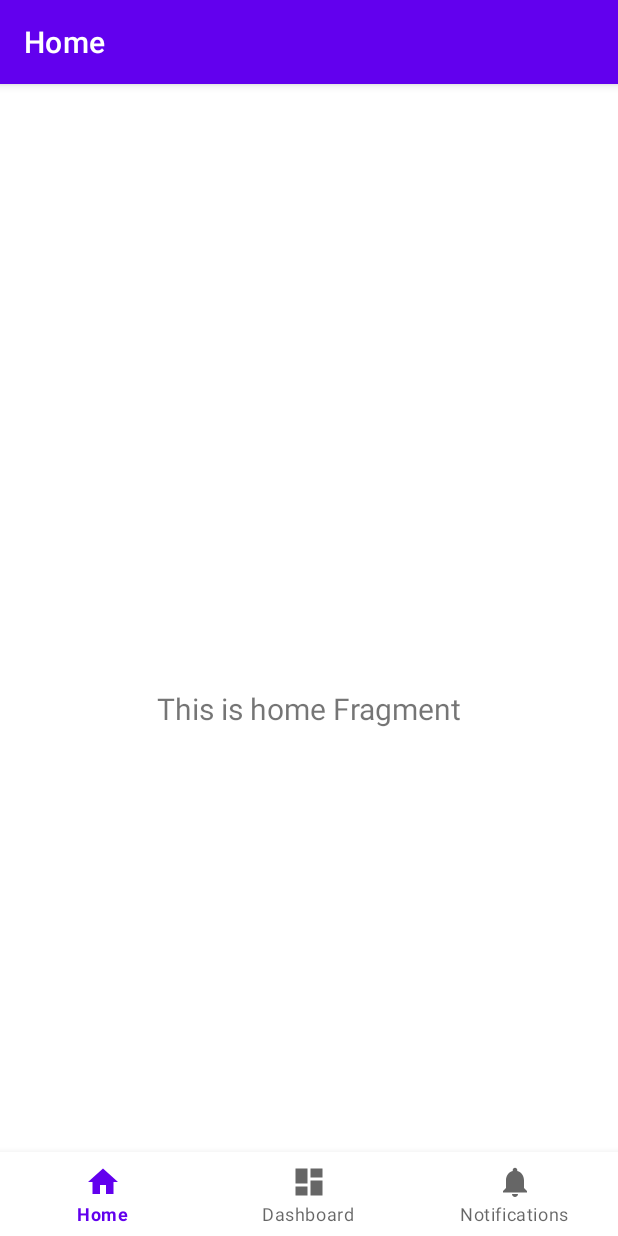
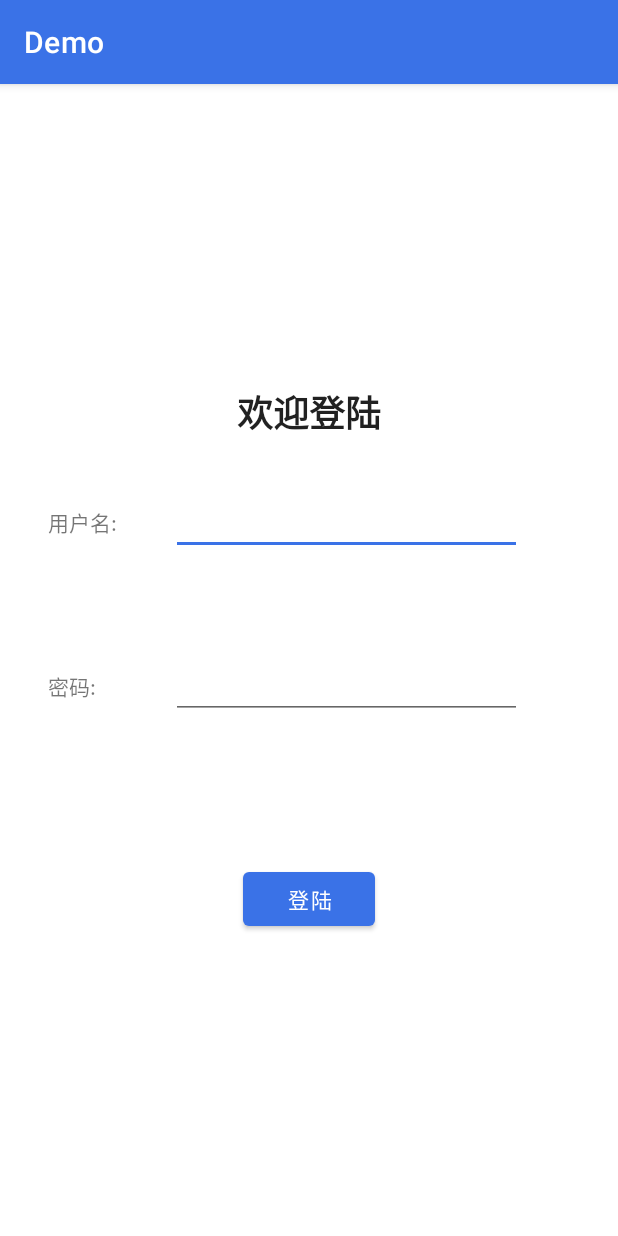
Before and after one commit to Yezhj1/udt-automated-testing-samples, an Android app: the screen it shows after launch (MainActivity before the commit, LoginActivity after it), on a phone screen of 412 x 824 dp. Run offline under Robolectric (Android 15) with nearby library versions, the phone set to English and light mode, and no system bars.

Commit message:
add login activity

```diff
--- /dev/null
+++ b/app/src/main/java/com/tencent/masterdemo/LoginActivity.kt
@@ -0,0 +1,17 @@
+package com.tencent.masterdemo
+
+import android.content.Intent
+import android.os.Bundle
+import android.widget.Button
+import androidx.appcompat.app.AppCompatActivity
+
+class LoginActivity : AppCompatActivity() {
+    public override fun onCreate(savedInstanceState: Bundle?) {
+        super.onCreate(savedInstanceState)
+        setContentView(R.layout.activity_login)
+        val loginButton = findViewById<Button>(R.id.login)
+        loginButton.setOnClickListener {
+            startActivity(Intent(applicationContext, MainActivity::class.java))
+        }
+    }
+}
--- /dev/null
+++ b/app/src/main/res/layout/activity_login.xml
@@ -0,0 +1,61 @@
+<?xml version="1.0" encoding="utf-8"?>
+<LinearLayout xmlns:android="http://schemas.android.com/apk/res/android"
+    xmlns:tools="http://schemas.android.com/tools"
+    android:id="@+id/container"
+    android:layout_width="match_parent"
+    android:layout_height="match_parent"
+    android:orientation="vertical"
+    android:gravity="center_vertical"
+    tools:context=".LoginActivity">
+
+    <TextView
+        android:layout_width="match_parent"
+        android:layout_height="wrap_content"
+        android:text="@string/tips_welcome"
+        android:gravity="center"
+        android:textStyle="bold"
+        style="@style/TextAppearance.AppCompat.Headline" />
+
+    <LinearLayout
+        android:layout_margin="@dimen/activity_common_item_margin"
+        android:layout_width="match_parent"
+        android:layout_height="wrap_content">
+        <TextView
+            android:layout_width="wrap_content"
+            android:layout_height="wrap_content"
+            android:minWidth="@dimen/text_min_with"
+            android:text="@string/prompt_username"/>
+        <EditText
+            android:id="@+id/username"
+            android:layout_width="match_parent"
+            android:layout_height="wrap_content"
+            android:layout_marginStart="@dimen/activity_common_item_margin"
+            android:layout_marginEnd="@dimen/activity_common_item_margin"/>
+    </LinearLayout>
+
+    <LinearLayout
+        android:layout_margin="@dimen/activity_common_item_margin"
+        android:layout_width="match_parent"
+        android:layout_height="wrap_content">
+        <TextView
+            android:layout_width="wrap_content"
+            android:layout_height="wrap_content"
+            android:minWidth="@dimen/text_min_with"
+            android:text="@string/prompt_password"/>
+
+        <EditText
+            android:id="@+id/password"
+            android:layout_width="match_parent"
+            android:layout_height="wrap_content"
+            android:layout_marginStart="@dimen/activity_common_item_margin"
+            android:layout_marginEnd="@dimen/activity_common_item_margin"/>
+    </LinearLayout>
+
+    <Button
+            android:id="@+id/login"
+            android:text="@string/login_name"
+            android:layout_width="wrap_content"
+            android:layout_height="wrap_content"
+            android:layout_gravity="center"
+            android:layout_marginTop="64dp"/>
+</LinearLayout>
--- a/app/src/main/res/navigation/mobile_navigation.xml
+++ b/app/src/main/res/navigation/mobile_navigation.xml
@@ -12,14 +12,14 @@
         tools:layout="@layout/fragment_home" />
 
     <fragment
+        android:id="@+id/navigation_notifications"
+        android:name="com.tencent.masterdemo.ui.notifications.NotificationsFragment"
+        android:label="@string/title_notifications"
+        tools:layout="@layout/fragment_notifications" />
+
+    <fragment
         android:id="@+id/navigation_dashboard"
         android:name="com.tencent.masterdemo.ui.dashboard.DashboardFragment"
         android:label="@string/title_dashboard"
         tools:layout="@layout/fragment_dashboard" />
-
-    <fragment
-        android:id="@+id/navigation_notifications"
-        android:name="com.tencent.masterdemo.ui.notifications.NotificationsFragment"
-        android:label="@string/title_notifications"
-        tools:layout="@layout/fragment_notifications" />
 </navigation>
--- a/app/src/main/res/values/colors.xml
+++ b/app/src/main/res/values/colors.xml
@@ -7,4 +7,12 @@
     <color name="teal_700">#FF018786</color>
     <color name="black">#FF000000</color>
     <color name="white">#FFFFFFFF</color>
+
+    <color name="color_bg_gray">#e6e6e6</color>
+    <color name="color_font_dark_gray">#cdcdcd</color>
+    <color name="colorPrimaryDarkTrans">#CCf57257</color>
+
+    <color name="colorPrimary">#FF3A72E7</color>
+    <color name="colorPrimaryDark">@android:color/black</color>
+    <color name="colorTextPrimary">#FF000000</color>
 </resources>
--- a/app/src/main/res/values/dimens.xml
+++ b/app/src/main/res/values/dimens.xml
@@ -2,4 +2,8 @@
     <!-- Default screen margins, per the Android Design guidelines. -->
     <dimen name="activity_horizontal_margin">16dp</dimen>
     <dimen name="activity_vertical_margin">16dp</dimen>
+
+    <dimen name="activity_common_item_margin">32dp</dimen>
+
+    <dimen name="text_min_with">50dp</dimen>
 </resources>
--- a/app/src/main/res/values/strings.xml
+++ b/app/src/main/res/values/strings.xml
@@ -1,6 +1,11 @@
 <resources>
-    <string name="app_name">masterdemo</string>
-    <string name="title_home">Home</string>
-    <string name="title_dashboard">Dashboard</string>
-    <string name="title_notifications">Notifications</string>
+    <string name="app_name">Demo</string>
+    <string name="title_home">主页</string>
+    <string name="title_dashboard">用户中心</string>
+    <string name="title_notifications">活动</string>
+
+    <string name="tips_welcome">欢迎登陆</string>
+    <string name="prompt_username">用户名:</string>
+    <string name="prompt_password">密码:</string>
+    <string name="login_name">登陆</string>
 </resources>
```
Also changed, not shown: app/src/main/AndroidManifest.xml (+14 -3 lines), app/src/main/res/menu/bottom_nav_menu.xml (+4 -5 lines), app/src/main/res/values/styles.xml (added, +40 -0 lines).
